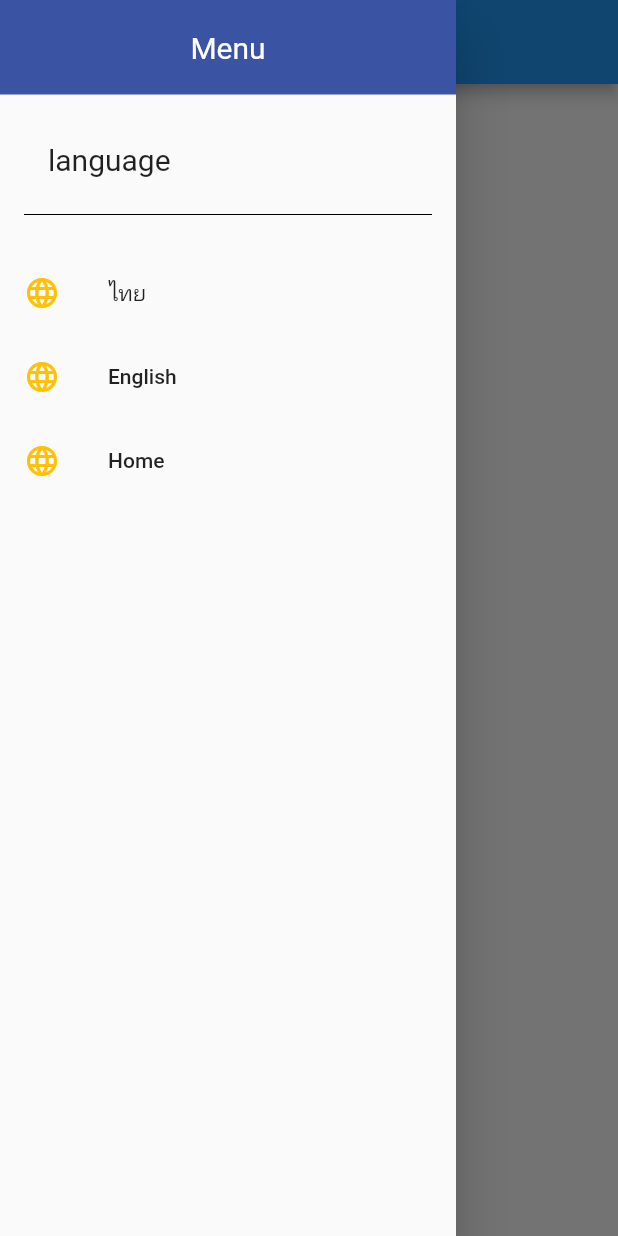
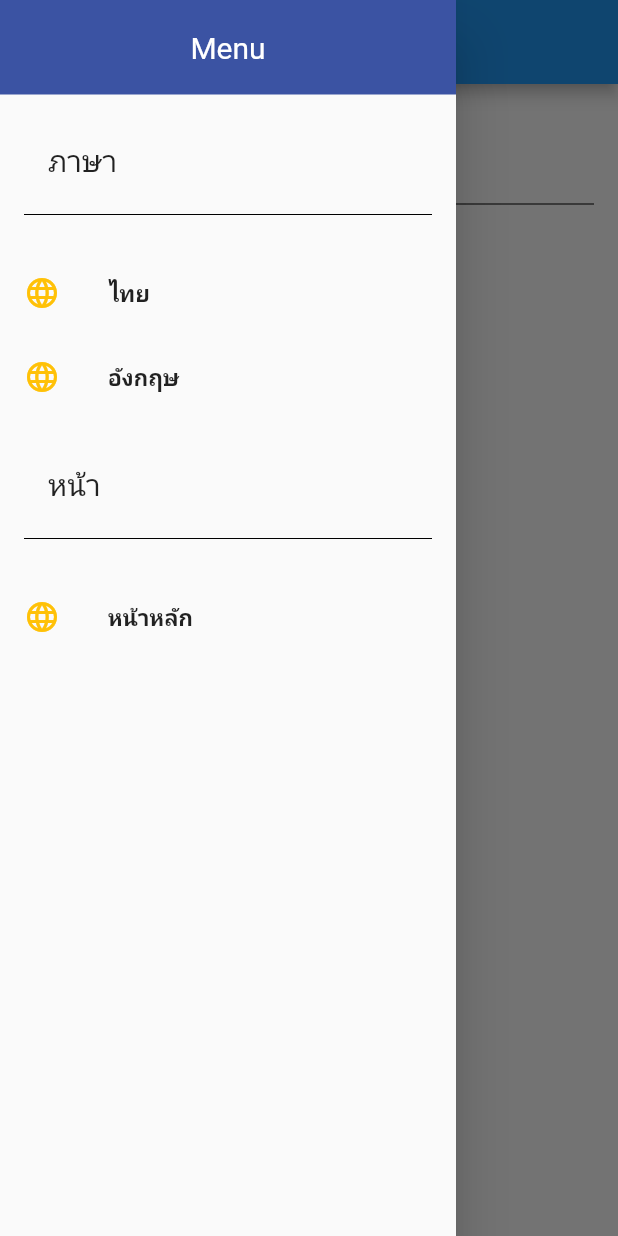
Before and after one commit to PURIPITOONJAROENLAP/haupcarTest, a Flutter app: the screen it shows after launch, in the side drawer, after a tap on "ไทย", on a phone screen of 412 x 824 dp. Run offline on Flutter 3.47's test engine with Material 2 defaults, Android fonts, the phone set to English and light mode, and no system bars; our stand-ins replace easy_localization; network calls fail.

Commit message:
language TH ENG & drawer

```diff
--- /dev/null
+++ b/assets/lang/en.json
@@ -0,0 +1,9 @@
+{
+    "home": "Home",
+    "menu": "Menu",
+    "language": "Language",
+    "th":"Thai",
+    "eng":"English",
+    "page":"Page",
+    "categories":"Categories"
+}
--- /dev/null
+++ b/assets/lang/th.json
@@ -0,0 +1,9 @@
+{
+    "home":"หน้าหลัก",
+    "menu": "เมนู",
+    "language": "ภาษา",
+    "th":"ไทย",
+    "eng":"อังกฤษ",
+    "page":"หน้า",
+    "categories":"หมวดหมู่"
+}
--- a/lib/categories.dart
+++ b/lib/categories.dart
@@ -1,5 +1,6 @@
 import 'dart:convert';
 
+import 'package:easy_localization/easy_localization.dart';
 import 'package:flutter_application/drawer.dart';
 import 'package:flutter_application/products.dart';
 import 'package:http/http.dart' as http;
@@ -36,27 +37,46 @@ class _CategoriesScreenState extends State<CategoriesScreen> {
   @override
   Widget build(BuildContext context) {
     return Scaffold(
-      appBar: AppBar(
-        title: Center(child: Text('Home')),
-      ),
-      drawer: drawer(),
-      body:
-      // Column(children: [
-        // const Text("Categories"),
-        ListView.builder(
+        appBar: AppBar(
+          title: Center(child: Text("home".tr())),
+        ),
+        drawer: drawer(),
+        body: Column(children: [header(), categoriesList()]));
+  }
+
+  Widget categoriesList() {
+    return Expanded(
+        child: ListView.builder(
           itemCount: _categories.length,
           itemBuilder: (context, index) {
             final category = _categories[index];
             return ListTile(
               onTap: () {
-              Navigator.push(context,MaterialPageRoute(builder: (context) => productList(category:category),),
-              );
-            },
+                Navigator.push(
+                  context,
+                  MaterialPageRoute(
+                    builder: (context) => productList(category: category),
+                  ),
+                );
+              },
               title: Text(category),
             );
           },
-        ),
-      // ],)
-    );
+        ));
+  }
+
+  Widget header() {
+    return Padding(
+        padding: EdgeInsets.all(16.0),
+        child: Column(
+          children: [
+            ListTile(
+                leading: const Text('categories',
+                    style: TextStyle(
+                      fontSize: 20,
+                    )).tr()),
+            const Divider(color: Colors.black),
+          ],
+        ));
   }
 }
--- a/lib/drawer.dart
+++ b/lib/drawer.dart
@@ -1,3 +1,4 @@
+import 'package:easy_localization/easy_localization.dart';
 import 'package:flutter/material.dart';
 import 'package:flutter_application/categories.dart';
 
@@ -18,11 +19,6 @@ class _drawerState extends State<drawer> {
         crossAxisAlignment: CrossAxisAlignment.stretch,
         children: <Widget>[
           builderHeader(context),
-
-          // Container(
-          //   width: 16,
-          //   child: Text('language',style: TextStyle( fontSize: 20)),
-          // ),
           builderMenuItems(context),
         ],
       )),
@@ -42,39 +38,39 @@ class _drawerState extends State<drawer> {
             padding: EdgeInsets.all(16.0),
             child:
               Column(
-                children: const [
-                  ListTile( leading:Text('language',style: TextStyle(fontSize: 20,))),
-                  Divider(color: Colors.black),
+                children:  [
+                  ListTile( leading:const Text('language',style: TextStyle(fontSize: 20,)).tr()),
+                  const Divider(color: Colors.black),
                 ],
               )
           ),
           ListTile(
             leading: const Icon(Icons.language, color: Colors.amber),
-            title: const Text('ไทย'),
+            title: Text('th'.tr()),
             onTap: () => setState(() {
-              // if (context.locale.languageCode == 'en') {
-              //   context.setLocale(Locale('th'));
-              // } else {
-              //   context.setLocale(Locale('en'));
-              // }
-
+                context.setLocale(Locale('th'));
             }),
           ),
           ListTile(
             leading: const Icon(Icons.language, color: Colors.amber),
-            title: const Text('English'),
+            title: Text('eng'.tr()),
             onTap: () => setState(() {
-              // if (context.locale.languageCode == 'en') {
-              //   context.setLocale(Locale('th'));
-              // } else {
-              //   context.setLocale(Locale('en'));
-              // }
-
+                context.setLocale(Locale('en'));
             }),
+          ),
+          Padding(
+            padding: EdgeInsets.all(16.0),
+            child:
+              Column(
+                children:  [
+                  ListTile( leading:const Text('page',style: TextStyle(fontSize: 20,)).tr()),
+                  const Divider(color: Colors.black),
+                ],
+              )
           ),
           ListTile(
             leading: const Icon(Icons.language, color: Colors.amber),
-            title: const Text('Home'),
+            title: Text('home'.tr()),
             onTap: () => Navigator.push(context,MaterialPageRoute(builder: (context) => CategoriesScreen(),))
           )
         ],
--- a/lib/main.dart
+++ b/lib/main.dart
@@ -1,12 +1,30 @@
+import 'package:easy_localization/easy_localization.dart';
 import 'package:flutter_application/categories.dart';
 import 'package:flutter/material.dart';
 
-void main() => runApp(MyApp());
+void main() async {
+  WidgetsFlutterBinding.ensureInitialized();
+  await EasyLocalization.ensureInitialized();
+  runApp(
+    EasyLocalization(
+        supportedLocales: const [
+          Locale.fromSubtags(languageCode: "en"),
+          Locale.fromSubtags(languageCode: "th"),
+        ],
+        path: 'assets/lang',
+        fallbackLocale: const Locale.fromSubtags(languageCode: 'th'),
+        startLocale: const Locale.fromSubtags(languageCode: 'th'),
+        child: MyApp(),
+      ));
+}
 
 class MyApp extends StatelessWidget {
   @override
   Widget build(BuildContext context) {
     return MaterialApp(
+      localizationsDelegates: context.localizationDelegates,
+      supportedLocales: context.supportedLocales,
+      locale: context.locale,
       title: 'Flutter Demo',
       theme: ThemeData(
         primaryColor: Color.fromARGB(251, 164, 169, 168),
--- a/pubspec.yaml
+++ b/pubspec.yaml
@@ -36,6 +36,7 @@ dependencies:
   # Use with the CupertinoIcons class for iOS style icons.
   cupertino_icons: ^1.0.2
   http: ^0.13.5
+  easy_localization: ^3.0.1
 
 dev_dependencies:
   flutter_test:
@@ -59,6 +60,8 @@ flutter:
   # the material Icons class.
   uses-material-design: true
 
+  assets:
+    - assets/lang/
   # To add assets to your application, add an assets section, like this:
   # assets:
   #   - images/a_dot_burr.jpeg
```
Also changed, not shown: pubspec.lock, 1 other file.
